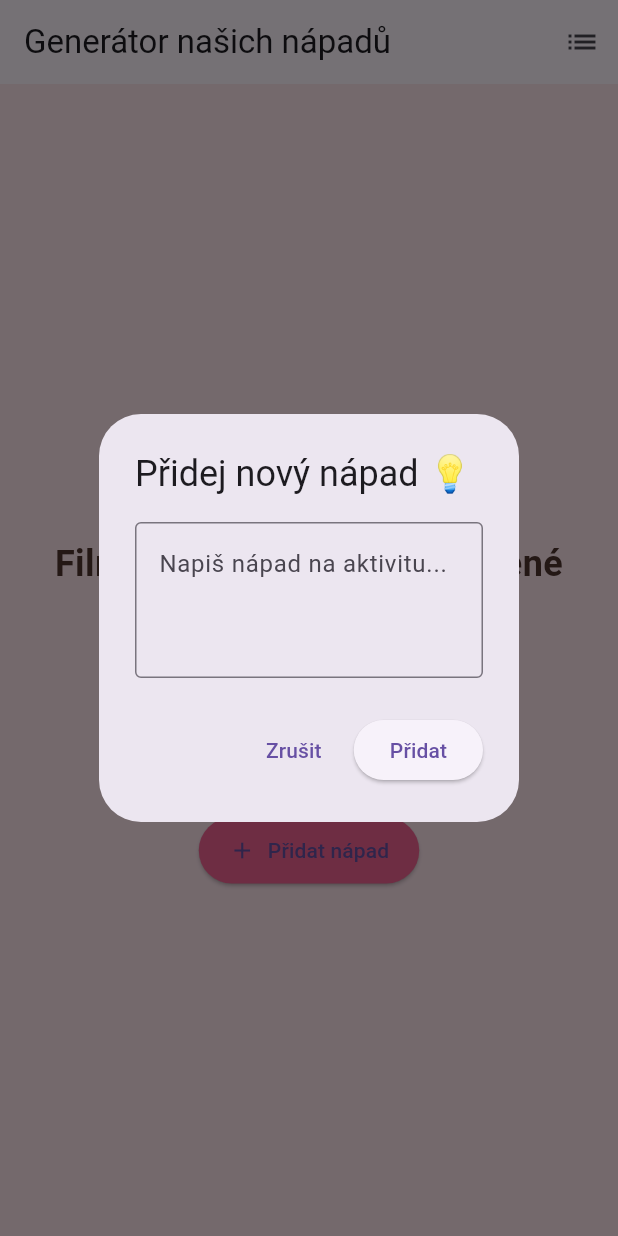
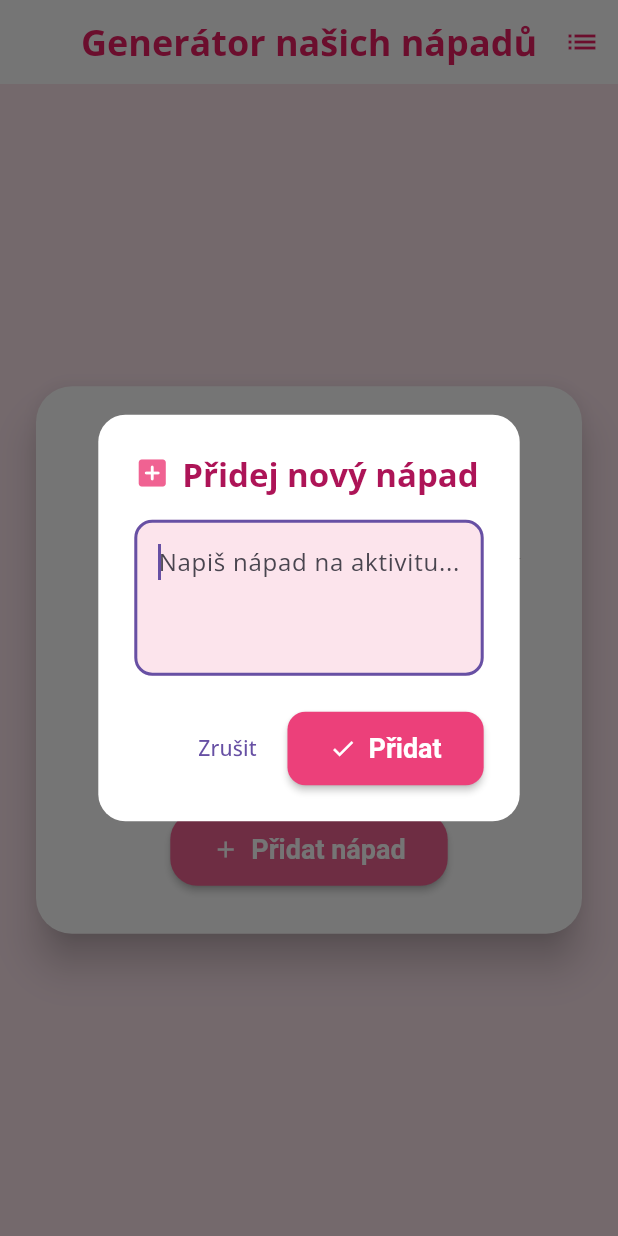
Before and after one commit to hrosicka/great-weekend, a Flutter app: the screen it shows after launch, after a tap on "Co budeme dělat?", after a tap on "Přidat nápad", on a phone screen of 412 x 824 dp. Run offline on Flutter 3.47's test engine with Material 3 defaults, Android fonts, the phone set to English and light mode, and no system bars; our stand-ins replace google_fonts, shared_preferences.

Commit message:
design improvement

```diff
--- a/lib/main.dart
+++ b/lib/main.dart
@@ -1,4 +1,5 @@
 import 'package:flutter/material.dart';
+import 'package:google_fonts/google_fonts.dart';
 import 'dart:math';
 import 'models/idea_model.dart';
 import 'services/idea_service.dart';
@@ -19,7 +20,53 @@ class IdeaGeneratorApp extends StatelessWidget {
   Widget build(BuildContext context) {
     return MaterialApp(
       debugShowCheckedModeBanner: false,
-      theme: ThemeData(primarySwatch: Colors.pink),
+      theme: ThemeData(
+        primarySwatch: Colors.pink,
+        scaffoldBackgroundColor: Colors.pink[50],
+        textTheme: GoogleFonts.openSansTextTheme(
+          Theme.of(context).textTheme,
+        ),
+        appBarTheme: AppBarTheme(
+          elevation: 0,
+          backgroundColor: Colors.white,
+          foregroundColor: Colors.pink,
+          centerTitle: true,
+          titleTextStyle: GoogleFonts.openSans(
+            color: Colors.pink,
+            fontWeight: FontWeight.bold,
+            fontSize: 24,
+          ),
+          iconTheme: const IconThemeData(color: Colors.pink),
+        ),
+        elevatedButtonTheme: ElevatedButtonThemeData(
+          style: ElevatedButton.styleFrom(
+            backgroundColor: Colors.pink[400],
+            foregroundColor: Colors.white,
+            shape: RoundedRectangleBorder(borderRadius: BorderRadius.circular(18)),
+            textStyle: const TextStyle(fontWeight: FontWeight.bold, fontSize: 18),
+            padding: const EdgeInsets.symmetric(horizontal: 28, vertical: 14),
+            elevation: 2,
+          ),
+        ),
+        cardTheme: CardThemeData(
+          elevation: 11,
+          shape: RoundedRectangleBorder(borderRadius: BorderRadius.circular(24)),
+          color: Colors.white,
+        ),
+        dialogTheme: DialogThemeData(
+          backgroundColor: Colors.white,
+          shape: RoundedRectangleBorder(borderRadius: BorderRadius.circular(18)),
+          titleTextStyle: GoogleFonts.openSans(
+            color: Colors.pink[800],
+            fontWeight: FontWeight.bold,
+            fontSize: 22,
+          ),
+          contentTextStyle: GoogleFonts.openSans(
+            color: Colors.brown[800],
+            fontSize: 16,
+          ),
+        ),
+      ),
       home: IdeaScreen(ideaService: ideaService),
     );
   }
@@ -72,28 +119,43 @@ class _IdeaScreenState extends State<IdeaScreen> {
     showDialog(
       context: context,
       builder: (context) => AlertDialog(
-        title: const Text("Přidej nový nápad 💡"),
+        shape: RoundedRectangleBorder(borderRadius: BorderRadius.circular(18)),
+        title: Row(
+          children: [
+            Icon(Icons.add_box_rounded, color: Colors.pink[300]),
+            const SizedBox(width: 8),
+            Text("Přidej nový nápad", style: GoogleFonts.openSans(fontWeight: FontWeight.bold)),
+          ],
+        ),
         content: TextField(
           controller: controller,
-          decoration: const InputDecoration(
+          decoration: InputDecoration(
             hintText: "Napiš nápad na aktivitu...",
-            border: OutlineInputBorder(),
+            filled: true,
+            fillColor: Colors.pink[50],
+            border: OutlineInputBorder(borderRadius: BorderRadius.circular(12)),
           ),
           maxLines: 3,
+          autofocus: true,
         ),
         actions: [
           TextButton(
             onPressed: () => Navigator.pop(context),
             child: const Text("Zrušit"),
           ),
-          ElevatedButton(
+          ElevatedButton.icon(
+            icon: const Icon(Icons.check),
+            label: const Text("Přidat"),
+            style: ElevatedButton.styleFrom(
+              backgroundColor: Colors.pink[400],
+              shape: RoundedRectangleBorder(borderRadius: BorderRadius.circular(12)),
+            ),
             onPressed: () async {
               try {
                 if (controller.text.trim().isNotEmpty) {
                   await widget.ideaService.addIdea(controller.text.trim());
                   await _loadIdeas();
                   Navigator.pop(context);
-
                   ScaffoldMessenger.of(context).showSnackBar(
                     const SnackBar(
                       content: Text("Nápad přidán! 🎉"),
@@ -107,7 +169,6 @@ class _IdeaScreenState extends State<IdeaScreen> {
                 );
               }
             },
-            child: const Text("Přidat"),
           ),
         ],
       ),
@@ -146,19 +207,24 @@ class _IdeaScreenState extends State<IdeaScreen> {
             content: SizedBox(
               width: double.maxFinite,
               child: ListView.builder(
+                shrinkWrap: true,
                 itemCount: customIdeas.length,
                 itemBuilder: (context, index) {
                   final idea = customIdeas[index];
-                  return ListTile(
-                    title: Text(idea.text),
+                  return Card(
+                    margin: const EdgeInsets.symmetric(vertical: 6),
+                    child: ListTile(
+                      title: Text(idea.text, style: GoogleFonts.openSans(fontWeight: FontWeight.w500)),
                       trailing: IconButton(
-                      icon: const Icon(Icons.delete, color: Colors.red),
+                        icon: const Icon(Icons.delete, color: Colors.redAccent),
                         onPressed: () async {
                           await widget.ideaService.deleteIdea(idea.text);
                           await _loadIdeas();
                           Navigator.pop(context);
                           _showCustomIdeasDialog();
                         },
+                        tooltip: "Smazat nápad",
+                      ),
                     ),
                   );
                 },
@@ -193,18 +259,21 @@ class _IdeaScreenState extends State<IdeaScreen> {
       body: isLoading
           ? const Center(child: CircularProgressIndicator())
           : Center(
+              child: Card(
+                margin: const EdgeInsets.all(24),
                 child: Padding(
-                padding: const EdgeInsets.all(20.0),
+                  padding: const EdgeInsets.all(32.0),
                   child: Column(
+                    mainAxisSize: MainAxisSize.min,
                     mainAxisAlignment: MainAxisAlignment.center,
                     children: [
-                    Icon(Icons.favorite, color: Colors.pink, size: 50),
+                      Icon(Icons.favorite, color: Colors.pink[300], size: 54),
                       const SizedBox(height: 20),
                       Text(
                         currentIdea,
                         textAlign: TextAlign.center,
-                      style: TextStyle(
-                        fontSize: 24,
+                        style: GoogleFonts.openSans(
+                          fontSize: 25,
                           fontWeight: FontWeight.bold,
                           color: Colors.brown[800],
                         ),
@@ -212,37 +281,22 @@ class _IdeaScreenState extends State<IdeaScreen> {
                       const SizedBox(height: 40),
                       ElevatedButton(
                         onPressed: generateIdea,
-                      style: ElevatedButton.styleFrom(
-                        padding: const EdgeInsets.symmetric(
-                          horizontal: 30,
-                          vertical: 15,
+                        child: const Text("Co budeme dělat?"),
                       ),
-                        shape: RoundedRectangleBorder(
-                          borderRadius: BorderRadius.circular(20),
-                        ),
-                      ),
-                      child: const Text(
-                        "Co budeme dělat?",
-                        style: TextStyle(fontSize: 18),
-                      ),
-                    ),
-                    const SizedBox(height: 20),
+                      const SizedBox(height: 16),
                       ElevatedButton.icon(
                         onPressed: _showAddIdeaDialog,
                         icon: const Icon(Icons.add),
                         label: const Text("Přidat nápad"),
                         style: ElevatedButton.styleFrom(
                           backgroundColor: Colors.pink[300],
-                        padding: const EdgeInsets.symmetric(
-                          horizontal: 20,
-                          vertical: 12,
-                        ),
                         ),
                       ),
                     ],
                   ),
                 ),
               ),
+            ),
     );
   }
 }
--- a/pubspec.yaml
+++ b/pubspec.yaml
@@ -10,6 +10,7 @@ environment:
 dependencies:
   flutter:
     sdk: flutter
+  google_fonts: ^6.2.1
 
   cupertino_icons: ^1.0.8
   shared_preferences: ^2.2.0
```
Also changed, not shown: pubspec.lock. Lines whose indentation alone changed are shown as unchanged.
